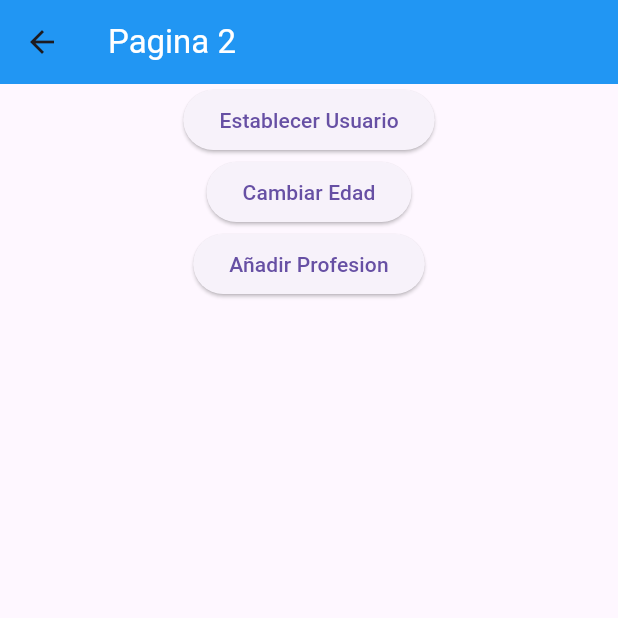
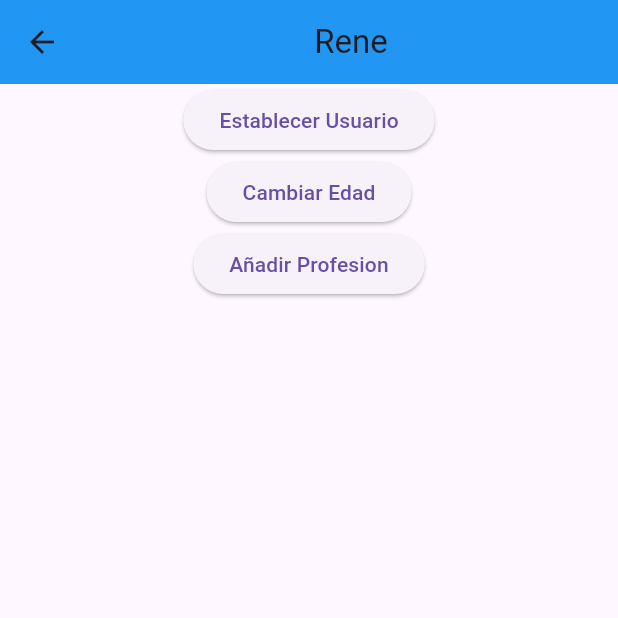
Before and after one commit to renedev9/gestores_de_estados, a Flutter app: the Pagina2Page screen opened by its route, after a tap on "Establecer Usuario", on a phone screen of 412 x 824 dp, the top half of it. Run offline on Flutter 3.47's test engine with Material 3 defaults, Android fonts, the phone set to English and light mode, and no system bars; our stand-ins replace bloc, flutter_bloc.

```diff
--- /dev/null
+++ b/lib/bloc/usuario/usuario_event.dart
@@ -0,0 +1,26 @@
+part of 'usuario_bloc.dart';
+
+
+@immutable
+abstract class UsuarioEvent{}
+
+class ActivarUsuario extends UsuarioEvent{
+  final Usuario usuario;
+
+  ActivarUsuario({required this.usuario});
+
+}
+
+class CambiarEdad extends UsuarioEvent{
+  final int edad;
+
+  CambiarEdad({required this.edad});
+}
+
+class AgregarProfesion extends UsuarioEvent{
+  AgregarProfesion();
+}
+
+class EliminarUsuario extends UsuarioEvent{
+  EliminarUsuario();
+}
--- /dev/null
+++ b/lib/bloc/usuario/usuario_state.dart
@@ -0,0 +1,28 @@
+part of 'usuario_bloc.dart';
+
+
+class UsuarioState{
+
+  final bool existeUsuario;
+  final Usuario usuario;
+
+  factory UsuarioState({Usuario? user}) {
+    // Si user es nulo, inicializa usuario con un valor por defecto
+    // y existeUsuario con false.
+    if (user == null) {
+      return UsuarioState._internal(existeUsuario: false, usuario: Usuario());
+    }
+    // Si user no es nulo, inicializa usuario con user
+    // y existeUsuario con true.
+    return UsuarioState._internal(existeUsuario: true, usuario: user);
+ }
+
+ UsuarioState copyWith({Usuario? user})=> UsuarioState(
+  user: usuario
+ );
+
+  UsuarioState estadoInicial()=> UsuarioState();
+
+ // Constructor privado
+ UsuarioState._internal({required this.existeUsuario, required this.usuario});
+}
--- a/lib/models/usuario.dart
+++ b/lib/models/usuario.dart
@@ -4,4 +4,16 @@ class Usuario{
   List<String>?profesiones;
 
   Usuario({this.nombre,this.edad,this.profesiones});
+
+  Usuario copyWith(
+  {
+    String? nombre,
+  int? edad,
+  List<String>?profesiones,
+  }
+)=>  Usuario(
+  nombre: nombre??this.nombre,
+  edad: edad??this.edad,
+  profesiones: profesiones??this.profesiones
+);
 }
--- a/lib/pages/pagina1_page.dart
+++ b/lib/pages/pagina1_page.dart
@@ -1,40 +1,86 @@
+import 'package:estados_app/bloc/usuario/usuario_bloc.dart';
 import 'package:flutter/material.dart';
+import 'package:flutter_bloc/flutter_bloc.dart';
+
+import '../models/usuario.dart';
 
 class Pagina1Page extends StatelessWidget {
   const Pagina1Page({super.key});
 
   @override
   Widget build(BuildContext context) {
+    final usuarioBloc= BlocProvider.of<UsuarioBloc>(context);
     return Scaffold(
-      appBar: AppBar(title: Text('Pagina 1'),),
-      body: InformacionUsuario(),
-      floatingActionButton: FloatingActionButton(onPressed: (){
+      appBar: AppBar(
+        title: Text('Pagina 1'),
+        actions: [
+          IconButton(onPressed: (){
+            usuarioBloc.add(EliminarUsuario());
+          }, icon: Icon(Icons.delete)),
+        ],
+      ),
+      body: BlocBuilder<UsuarioBloc, UsuarioState>(
+        builder: (context, state) {
+          if (state.existeUsuario) {
+            return InformacionUsuario(
+              usuario: state.usuario,
+            );
+          } else {
+            return Center(
+              child: Text('NO hay usuario seleccionado'),
+            );
+          }
+        },
+      ),
+      floatingActionButton: FloatingActionButton(onPressed: () {
         Navigator.pushNamed(context, '/pagina2');
       }),
-      );
+    );
   }
 }
 
 class InformacionUsuario extends StatelessWidget {
+  final Usuario usuario;
   const InformacionUsuario({
     super.key,
+    required this.usuario,
   });
 
   @override
   Widget build(BuildContext context) {
     return Container(
-      width: double.infinity,
-      height: double.infinity,
-      child: Column(children: [
-        Text('General',style: TextStyle(color: Colors.black,fontSize: 18,fontWeight: FontWeight.bold),),
-        Divider(),
-        ListTile(title: Text('Nombre'),),
-        ListTile(title: Text('Edad'),),
-        Text('Profesiones',style: TextStyle(color: Colors.black,fontSize: 18,fontWeight: FontWeight.bold),),
-        Divider(),
-        ListTile(title: Text('Profesion1'),),
-        ListTile(title: Text('Profesion2'),),
-        ListTile(title: Text('Profesion3'),)
-      ],));
+        width: double.infinity,
+        height: double.infinity,
+        child: Column(
+          children: [
+            Text(
+              'General',
+              style: TextStyle(
+                  color: Colors.black,
+                  fontSize: 18,
+                  fontWeight: FontWeight.bold),
+            ),
+            Divider(),
+            ListTile(
+              title: Text(usuario.nombre!),
+            ),
+            ListTile(
+              title: Text(usuario.edad.toString()),
+            ),
+            Text(
+              'Profesiones',
+              style: TextStyle(
+                  color: Colors.black,
+                  fontSize: 18,
+                  fontWeight: FontWeight.bold),
+            ),
+            Divider(),
+            ...usuario.profesiones!
+                .map((profesion) => ListTile(
+                      title: Text(profesion),
+                    ))
+                .toList(),
+          ],
+        ));
   }
 }
--- a/lib/pages/pagina2_page.dart
+++ b/lib/pages/pagina2_page.dart
@@ -1,16 +1,55 @@
 import 'package:flutter/material.dart';
+import 'package:flutter_bloc/flutter_bloc.dart';
+
+import '../bloc/usuario/usuario_bloc.dart';
+import '../models/usuario.dart';
 
 class Pagina2Page extends StatelessWidget {
   const Pagina2Page({super.key});
 
   @override
   Widget build(BuildContext context) {
+    final usuarioBloc = BlocProvider.of<UsuarioBloc>(context);
     return Scaffold(
-      appBar: AppBar(title: Text('Pagina 2',style: TextStyle(color: Colors.white),),backgroundColor: Colors.blue,),
-      body: Center(child:Column(children: [
-        ElevatedButton(onPressed: (){}, child: Text('Establecer Usuario')),
-        ElevatedButton(onPressed: (){}, child: Text('Cambiar Edad')),
-        ElevatedButton(onPressed: (){}, child: Text('Añadir Profesion')),
-      ],)));
+        appBar: AppBar(
+          title: BlocBuilder<UsuarioBloc, UsuarioState>(
+            builder: (context, state) {
+              if(state.existeUsuario){
+                return Center(child:Text(state.usuario.nombre!));
+              }else{
+
+             return Text(
+            'Pagina 2',
+            style: TextStyle(color: Colors.white),
+          );
+              }
+            },
+          ),
+          backgroundColor: Colors.blue,
+        ),
+        body: Center(
+            child: Column(
+          children: [
+            ElevatedButton(
+                onPressed: () {
+                  Usuario newUsuer =
+                      Usuario(edad: 27, nombre: 'Rene', profesiones: [
+                    'desarrollador app movil',
+                    'desarrollador app web',
+                    'tested',
+                  ]);
+                  usuarioBloc.add(ActivarUsuario(usuario: newUsuer));
+                },
+                child: Text('Establecer Usuario')),
+            ElevatedButton(
+                onPressed: () {
+                  usuarioBloc.add(CambiarEdad(edad: 28));
+                },
+                child: Text('Cambiar Edad')),
+            ElevatedButton(onPressed: () {
+              usuarioBloc.add(AgregarProfesion());
+            }, child: Text('Añadir Profesion')),
+          ],
+        )));
   }
 }
--- a/pubspec.yaml
+++ b/pubspec.yaml
@@ -35,6 +35,8 @@ dependencies:
   # The following adds the Cupertino Icons font to your application.
   # Use with the CupertinoIcons class for iOS style icons.
   cupertino_icons: ^1.0.6
+  flutter_bloc: ^8.1.5
+  bloc: ^8.1.4
 
 dev_dependencies:
   flutter_test:
```
Also changed, not shown: lib/bloc/usuario/usuario_bloc.dart (added, +55 -0 lines), lib/main.dart (+9 -8 lines), pubspec.lock.
